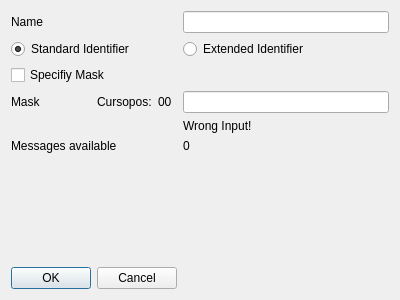
This is groupedit.ui in Freeviv/CanComConf as Qt 5 draws it before an edit. The edited form follows.
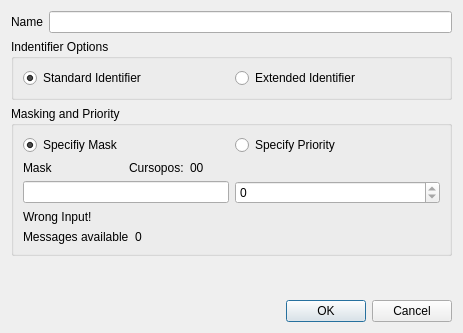
This is the edited form. Custom widgets are drawn as their Qt base class.

Commit message: Redesign of GroupEdit and added more functionality

The edit to the form file:
```diff
--- a/groupedit.ui
+++ b/groupedit.ui
@@ -6,45 +6,35 @@
    <rect>
     <x>0</x>
     <y>0</y>
-    <width>400</width>
-    <height>300</height>
+    <width>463</width>
+    <height>333</height>
    </rect>
   </property>
   <property name="windowTitle">
    <string>Dialog</string>
   </property>
-  <layout class="QGridLayout" name="gridLayout" columnstretch="0,1">
-   <item row="7" column="0">
-    <spacer name="verticalSpacer">
-     <property name="orientation">
-      <enum>Qt::Vertical</enum>
-     </property>
-     <property name="sizeHint" stdset="0">
-      <size>
-       <width>20</width>
-       <height>40</height>
-      </size>
-     </property>
-    </spacer>
-   </item>
-   <item row="2" column="0">
-    <widget class="QCheckBox" name="checkBox_maskEnable">
+  <layout class="QVBoxLayout" name="verticalLayout">
+   <item>
+    <layout class="QHBoxLayout" name="horizontalLayout_5">
+     <item>
+      <widget class="QLabel" name="label_name">
      <property name="text">
-      <string>Specifiy Mask</string>
+        <string>Name</string>
      </property>
     </widget>
    </item>
-   <item row="1" column="1">
-    <widget class="QRadioButton" name="radioButton_ei">
-     <property name="text">
-      <string>Extended Identifier</string>
-     </property>
-    </widget>
-   </item>
-   <item row="0" column="1">
+     <item>
     <widget class="QLineEdit" name="lineEdit_name"/>
    </item>
-   <item row="1" column="0">
+    </layout>
+   </item>
+   <item>
+    <widget class="QGroupBox" name="groupBox_2">
+     <property name="title">
+      <string>Indentifier Options</string>
+     </property>
+     <layout class="QHBoxLayout" name="horizontalLayout_4">
+      <item>
     <widget class="QRadioButton" name="radioButton_si">
      <property name="text">
       <string>Standard Identifier</string>
@@ -54,38 +44,30 @@
      </property>
     </widget>
    </item>
-   <item row="6" column="0">
-    <widget class="QLabel" name="label_mask">
+      <item>
+       <widget class="QRadioButton" name="radioButton_ei">
      <property name="text">
-      <string>Messages available</string>
+         <string>Extended Identifier</string>
      </property>
     </widget>
    </item>
-   <item row="4" column="1">
+     </layout>
+    </widget>
+   </item>
+   <item>
+    <widget class="QGroupBox" name="groupBox">
+     <property name="title">
+      <string>Masking and Priority</string>
+     </property>
+     <layout class="QGridLayout" name="gridLayout_5" columnstretch="1,1">
+      <item row="2" column="0">
     <widget class="MaskEdit" name="lineEdit_mask">
      <property name="toolTip">
       <string>&lt;html&gt;&lt;head/&gt;&lt;body&gt;&lt;p&gt;Input the Groupmask. Dont Cares are define with &amp;quot;x&amp;quot;&lt;/p&gt;&lt;/body&gt;&lt;/html&gt;</string>
      </property>
     </widget>
    </item>
-   <item row="8" column="0">
-    <widget class="QDialogButtonBox" name="buttonBox">
-     <property name="orientation">
-      <enum>Qt::Horizontal</enum>
-     </property>
-     <property name="standardButtons">
-      <set>QDialogButtonBox::Cancel|QDialogButtonBox::Ok</set>
-     </property>
-    </widget>
-   </item>
-   <item row="0" column="0">
-    <widget class="QLabel" name="label_name">
-     <property name="text">
-      <string>Name</string>
-     </property>
-    </widget>
-   </item>
-   <item row="5" column="1">
+      <item row="3" column="0">
     <widget class="QLabel" name="label_wrongMaskInput">
      <property name="enabled">
       <bool>true</bool>
@@ -95,7 +77,17 @@
      </property>
     </widget>
    </item>
-   <item row="4" column="0">
+      <item row="0" column="0">
+       <widget class="QRadioButton" name="radioButton_maskEnable">
+        <property name="text">
+         <string>Specifiy Mask</string>
+        </property>
+        <property name="checked">
+         <bool>true</bool>
+        </property>
+       </widget>
+      </item>
+      <item row="1" column="0">
     <layout class="QHBoxLayout" name="horizontalLayout">
      <item>
       <widget class="QLabel" name="label">
@@ -124,10 +116,67 @@
      </item>
     </layout>
    </item>
-   <item row="6" column="1">
+      <item row="2" column="1">
+       <widget class="QSpinBox" name="spinBox_priority">
+        <property name="readOnly">
+         <bool>true</bool>
+        </property>
+        <property name="minimum">
+         <number>-2048</number>
+        </property>
+        <property name="maximum">
+         <number>2048</number>
+        </property>
+       </widget>
+      </item>
+      <item row="0" column="1">
+       <widget class="QRadioButton" name="radioButton_priority">
+        <property name="text">
+         <string>Specify Priority</string>
+        </property>
+       </widget>
+      </item>
+      <item row="4" column="0">
+       <layout class="QHBoxLayout" name="horizontalLayout_3">
+        <item>
+         <widget class="QLabel" name="label_mask">
+          <property name="text">
+           <string>Messages available</string>
+          </property>
+         </widget>
+        </item>
+        <item>
     <widget class="QLabel" name="label_messagesAvailable">
      <property name="text">
       <string>0</string>
+          </property>
+         </widget>
+        </item>
+       </layout>
+      </item>
+     </layout>
+    </widget>
+   </item>
+   <item>
+    <spacer name="verticalSpacer">
+     <property name="orientation">
+      <enum>Qt::Vertical</enum>
+     </property>
+     <property name="sizeHint" stdset="0">
+      <size>
+       <width>20</width>
+       <height>40</height>
+      </size>
+     </property>
+    </spacer>
+   </item>
+   <item>
+    <widget class="QDialogButtonBox" name="buttonBox">
+     <property name="orientation">
+      <enum>Qt::Horizontal</enum>
+     </property>
+     <property name="standardButtons">
+      <set>QDialogButtonBox::Cancel|QDialogButtonBox::Ok</set>
      </property>
     </widget>
    </item>
```
Lines whose indentation alone changed are shown as unchanged. The commit also changes 2 other files.
